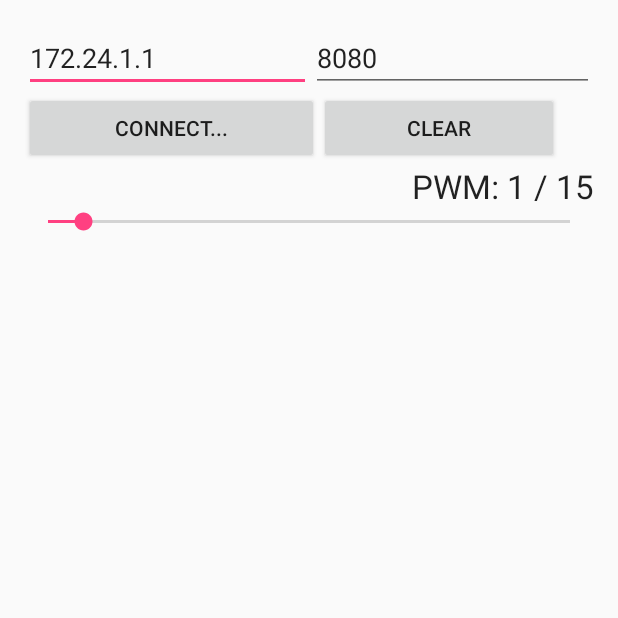
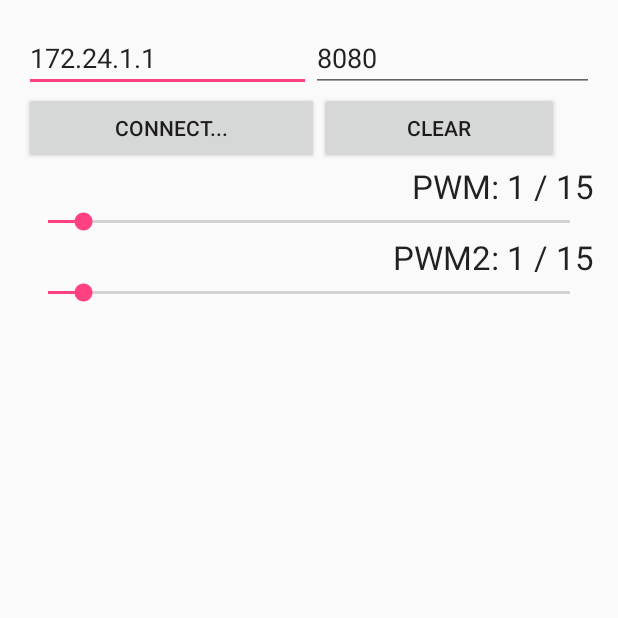
Before and after one commit to cichu28/mojerepozytorium, an Android app: the screen it shows after launch (MainActivity), on a phone screen of 412 x 824 dp, the top half of it. Run offline under Robolectric (Android 15) with nearby library versions, the phone set to English and light mode, and no system bars.

Commit message:
Add 2nd SeekBar

```diff
--- a/app/src/main/java/com/example/marcin/clientservertutorial/MainActivity.java
+++ b/app/src/main/java/com/example/marcin/clientservertutorial/MainActivity.java
@@ -33,8 +33,10 @@ public class MainActivity extends Activity {
     int dstPort;
     String response;
     MyClientTask myClientTask;
-    private static SeekBar seekBarPWM;
-    private static TextView textViewPWM;
+    private static SeekBar seekBarPWMfrontback;
+    private static SeekBar seekBarPWMrightleft;
+    private static TextView textViewPWM_FB;
+    private static TextView textViewPWM_RL;
     OutputStream byteArrayOutputStream;
     Socket socket;
     byte[] buffer = new byte[1024];
@@ -46,8 +48,10 @@ public class MainActivity extends Activity {
 
 //        editTextPWM_value  = (EditText)findViewById(R.id.PWM_value);
 //        TextViewresponse = (TextView)findViewById(R.id.response);
-        seekBarPWM = (SeekBar)findViewById(R.id.seekBar);
-        textViewPWM = (TextView)findViewById(R.id.response2);
+        seekBarPWMfrontback = (SeekBar)findViewById(R.id.seekBar);
+        seekBarPWMrightleft = (SeekBar)findViewById(R.id.seekBar2);
+        textViewPWM_FB = (TextView)findViewById(R.id.response);
+        textViewPWM_RL = (TextView)findViewById(R.id.response2);
 
         editTextAddress = (EditText)findViewById(R.id.address);
         editTextPort = (EditText)findViewById(R.id.port);
@@ -63,31 +67,32 @@ public class MainActivity extends Activity {
                 textResponse.setText("");
             }
         });
+        SetSeekBarPWMrightleft();
         SetSeekBarPWM();
+
     }
 
-//    public void EdytujTekst(View view)
-//    {
-//        String S = "PWM: " + editTextPWM_value.getText().toString();
-//        PWM = Integer.parseInt(editTextPWM_value.getText().toString());     // konwertuje na inta
-//        PWM_byte = (byte) PWM;
-//        TextViewresponse.setText(S);
-//    }
+    public void EdytujTekst(View view)
+    {
+        String S = "PWM: " + editTextPWM_value.getText().toString();
+        PWM = Integer.parseInt(editTextPWM_value.getText().toString());     // konwertuje na inta
+        PWM_byte = (byte) PWM;
+        TextViewresponse.setText(S);
+    }
 
     public void SetSeekBarPWM()
     {
-        textViewPWM.setText("PWM: " + seekBarPWM.getProgress() + " / " + seekBarPWM.getMax());
-        seekBarPWM.setOnSeekBarChangeListener(
+        textViewPWM_FB.setText("PWM: " + seekBarPWMfrontback.getProgress() + " / " + seekBarPWMfrontback.getMax());
+        seekBarPWMfrontback.setOnSeekBarChangeListener(
                 new SeekBar.OnSeekBarChangeListener()
                 {
                     int progress_value;
                     @Override
                     public void onProgressChanged(SeekBar seekBar, int progress, boolean fromUser) {
                         progress_value = progress;
-                        textViewPWM.setText("PWM: " + progress + " / " + seekBarPWM.getMax());
+                        textViewPWM_FB.setText("PWM: " + progress + " / " + seekBarPWMfrontback.getMax());
                         Toast.makeText(MainActivity.this, "SeekBar in progress", Toast.LENGTH_LONG).show();
                         PWM = progress_value;
-                        PWM_byte = (byte) PWM;
                         buffer[0] = (byte)PWM;
                         // tu bedzie wysylanie na server pwm
                         try
@@ -110,7 +115,49 @@ public class MainActivity extends Activity {
 
                     @Override
                     public void onStopTrackingTouch(SeekBar seekBar) {
-                        textViewPWM.setText("PWM: " + progress_value + " / " + seekBarPWM.getMax());
+                        textViewPWM_FB.setText("PWM: " + progress_value + " / " + seekBarPWMfrontback.getMax());
+                        Toast.makeText(MainActivity.this, "SeekBar in StopTracking", Toast.LENGTH_LONG).show();
+                    }
+                }
+        );
+    }
+
+    public void SetSeekBarPWMrightleft()
+    {
+        textViewPWM_RL.setText("PWM2: " + seekBarPWMrightleft.getProgress() + " / " + seekBarPWMrightleft.getMax());
+        seekBarPWMrightleft.setOnSeekBarChangeListener(
+                new SeekBar.OnSeekBarChangeListener()
+                {
+                    int progress_value;
+                    @Override
+                    public void onProgressChanged(SeekBar seekBarPWMrightleft, int progress, boolean fromUser) {
+                        progress_value = progress;
+                        textViewPWM_RL.setText("PWM: " + progress + " / " + seekBarPWMrightleft.getMax());
+                        Toast.makeText(MainActivity.this, "SeekBar in progress", Toast.LENGTH_LONG).show();
+                        PWM = progress_value;
+                        buffer[1] = (byte)PWM;
+                        // tu bedzie wysylanie na server pwm
+                        try
+                        {
+                            byteArrayOutputStream.write(buffer);
+                            //socket.close(); // na koniec appki wypierdolic
+                        }
+
+                        catch (IOException e)
+                        {
+                            // TODO Auto-generated catch block
+                            e.printStackTrace();
+                        }
+                    }
+
+                    @Override
+                    public void onStartTrackingTouch(SeekBar seekBarPWMrightleft) {
+                        Toast.makeText(MainActivity.this, "SeekBar in StartTracking", Toast.LENGTH_LONG).show();
+                    }
+
+                    @Override
+                    public void onStopTrackingTouch(SeekBar seekBarPWMrightleft) {
+                        textViewPWM_RL.setText("PWM: " + progress_value + " / " + seekBarPWMrightleft.getMax());
                         Toast.makeText(MainActivity.this, "SeekBar in StopTracking", Toast.LENGTH_LONG).show();
                     }
                 }
--- a/app/src/main/res/layout/activity_main.xml
+++ b/app/src/main/res/layout/activity_main.xml
@@ -34,10 +34,9 @@
             android:layout_weight="1" />
     </LinearLayout>
 
-    <TableLayout
         android:layout_width="match_parent"
         android:layout_height="wrap_content"
-        android:layout_gravity="right"></TableLayout>
+        android:layout_gravity="right">
 
     <LinearLayout
         android:orientation="horizontal"
@@ -61,16 +60,15 @@
 
     </LinearLayout>
 
-    <TableRow
         android:layout_width="match_parent"
-        android:layout_height="wrap_content"></TableRow>
+        android:layout_height="wrap_content">
 
     <TextView
         android:layout_width="wrap_content"
         android:layout_height="wrap_content"
         android:textAppearance="?android:attr/textAppearanceLarge"
-        android:text="PWM:"
-        android:id="@+id/response2"
+        android:text="PWM (Front-Back):"
+        android:id="@+id/response"
         android:layout_gravity="right" />
 
     <SeekBar
@@ -84,4 +82,23 @@
         android:mirrorForRtl="false"
         android:splitTrack="false" />
 
+    <TextView
+        android:layout_width="wrap_content"
+        android:layout_height="wrap_content"
+        android:textAppearance="?android:attr/textAppearanceLarge"
+        android:text="PWM (Right-Left):"
+        android:layout_gravity="right"
+        android:id="@+id/response2" />
+
+    <SeekBar
+        android:layout_width="match_parent"
+        android:layout_height="wrap_content"
+        android:id="@+id/seekBar2"
+        android:focusableInTouchMode="false"
+        android:max="15"
+        android:progress="1"
+        android:indeterminate="false"
+        android:mirrorForRtl="false"
+        android:splitTrack="false" />
+
 </LinearLayout>
```
